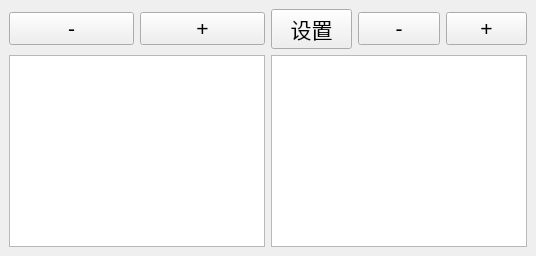
This is embedded-user/src/qt-frontend/window/main_window.ui in UnnamedOrange/Embedded-Term-Project as Qt 5 draws it before an edit. The edited form follows.
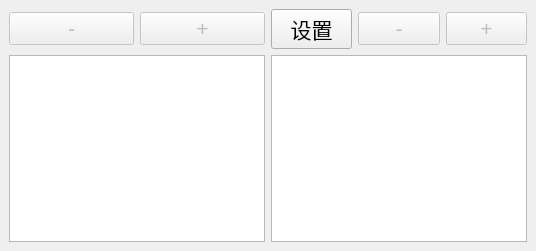
This is the edited form.

Commit message: Add buttons' behavior

The edit to the form file:
```diff
--- a/embedded-user/src/qt-frontend/window/main_window.ui
+++ b/embedded-user/src/qt-frontend/window/main_window.ui
@@ -2,6 +2,14 @@
 <ui version="4.0">
  <class>main_window</class>
  <widget class="QMainWindow" name="main_window">
+  <property name="geometry">
+   <rect>
+    <x>0</x>
+    <y>0</y>
+    <width>536</width>
+    <height>251</height>
+   </rect>
+  </property>
   <property name="windowTitle">
    <string>Embedded Term Project</string>
   </property>
@@ -9,6 +17,9 @@
    <layout class="QGridLayout" name="gridLayout">
     <item row="0" column="0">
      <widget class="QPushButton" name="button_remove_source">
+      <property name="enabled">
+       <bool>false</bool>
+      </property>
       <property name="font">
        <font>
         <pointsize>16</pointsize>
@@ -21,6 +32,9 @@
     </item>
     <item row="0" column="1">
      <widget class="QPushButton" name="button_add_source">
+      <property name="enabled">
+       <bool>false</bool>
+      </property>
       <property name="font">
        <font>
         <pointsize>16</pointsize>
@@ -45,6 +59,9 @@
     </item>
     <item row="0" column="3">
      <widget class="QPushButton" name="button_remove_view">
+      <property name="enabled">
+       <bool>false</bool>
+      </property>
       <property name="font">
        <font>
         <pointsize>16</pointsize>
@@ -57,6 +74,9 @@
     </item>
     <item row="0" column="4">
      <widget class="QPushButton" name="button_add_view">
+      <property name="enabled">
+       <bool>false</bool>
+      </property>
       <property name="font">
        <font>
         <pointsize>16</pointsize>
```
The commit also changes 2 other files.
